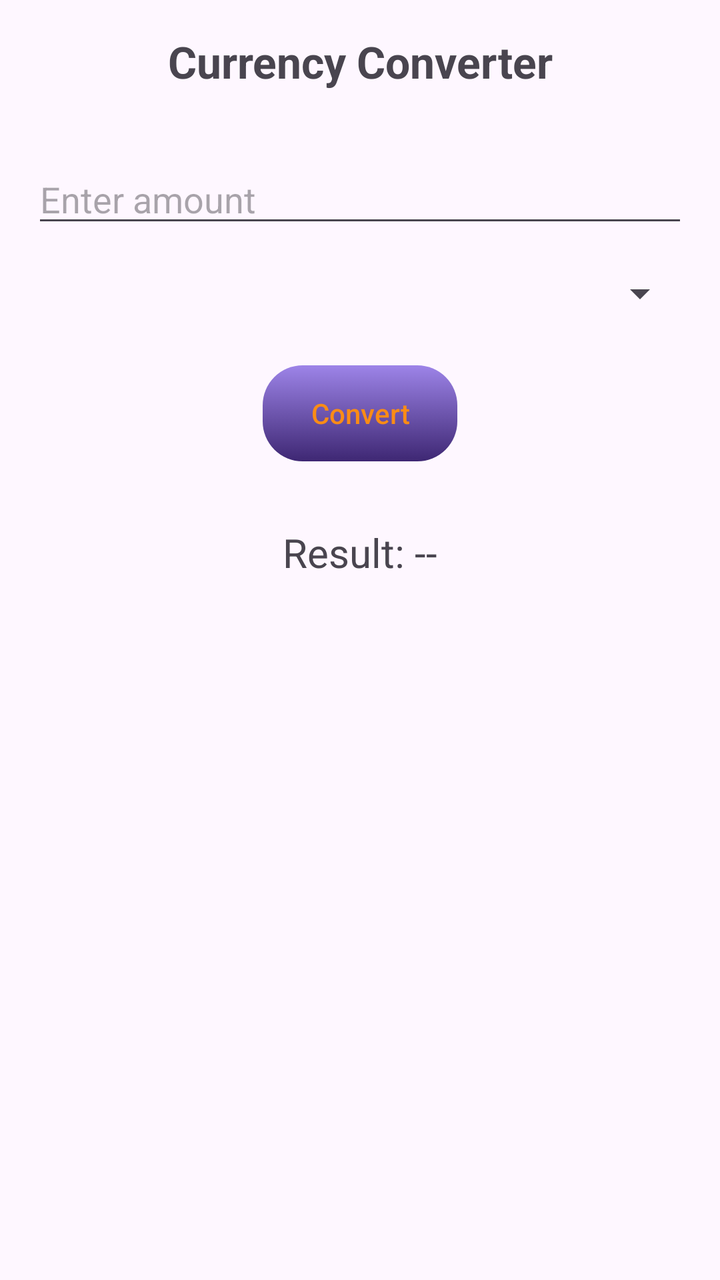
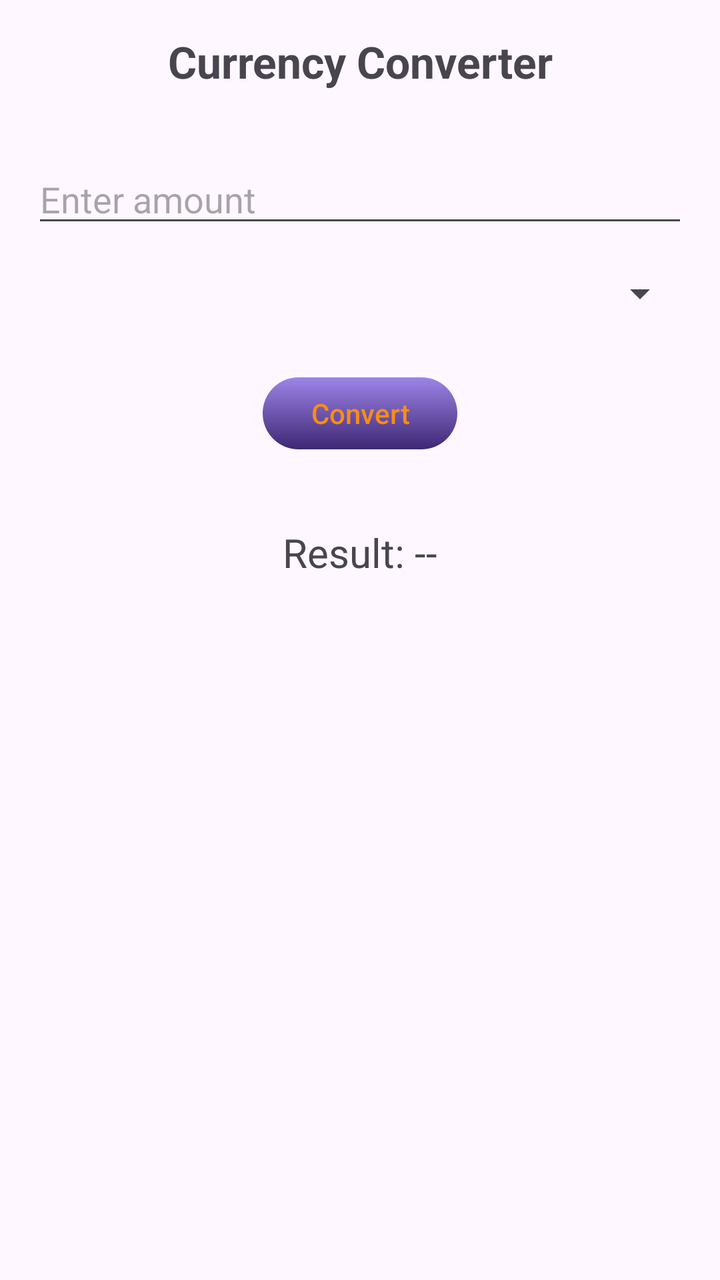

Two renders of the same Android screen: before a commit and after it. Below are the layout's source before the change and the commit's diff.
<!-- AndroidManifest.xml: application theme Theme.MyAssistant -->
<!-- res/layout/fragment_currency.xml -->
<?xml version="1.0" encoding="utf-8"?>
<androidx.constraintlayout.widget.ConstraintLayout xmlns:android="http://schemas.android.com/apk/res/android"
    xmlns:app="http://schemas.android.com/apk/res-auto"
    android:layout_width="match_parent"
    android:layout_height="match_parent"
    android:padding="16dp">

    
    <TextView
        android:id="@+id/currencyTitle"
        android:layout_width="wrap_content"
        android:layout_height="wrap_content"
        android:text="Currency Converter"
        android:textSize="22sp"
        android:textStyle="bold"
        app:layout_constraintEnd_toEndOf="parent"
        app:layout_constraintStart_toStartOf="parent"
        app:layout_constraintTop_toTopOf="parent" />

    
    <EditText
        android:id="@+id/amountInput"
        android:layout_width="0dp"
        android:layout_height="wrap_content"
        android:layout_marginTop="32dp"
        android:hint="Enter amount"
        android:inputType="numberDecimal"
        app:layout_constraintEnd_toEndOf="parent"
        app:layout_constraintStart_toStartOf="parent"
        app:layout_constraintTop_toBottomOf="@+id/currencyTitle" />

    
    <Spinner
        android:id="@+id/currencySpinner"
        android:layout_width="0dp"
        android:layout_height="wrap_content"
        android:layout_marginTop="16dp"
        app:layout_constraintEnd_toEndOf="parent"
        app:layout_constraintStart_toStartOf="parent"
        app:layout_constraintTop_toBottomOf="@+id/amountInput" />

    
    <androidx.appcompat.widget.AppCompatButton
        android:id="@+id/convertButton"
        android:layout_width="wrap_content"
        android:layout_height="wrap_content"
        android:layout_marginTop="24dp"
        android:background="@drawable/button_selector"
        android:paddingStart="24dp"
        android:paddingEnd="24dp"
        android:stateListAnimator="@null"
        android:text="Convert"
        android:textAllCaps="false"
        android:textColor="@color/text_color_btn"
        app:layout_constraintEnd_toEndOf="parent"
        app:layout_constraintStart_toStartOf="parent"
        app:layout_constraintTop_toBottomOf="@+id/currencySpinner" />

    
    <TextView
        android:id="@+id/resultTextView"
        android:layout_width="wrap_content"
        android:layout_height="wrap_content"
        android:layout_marginTop="32dp"
        android:text="Result: --"
        android:textSize="20sp"
        app:layout_constraintEnd_toEndOf="parent"
        app:layout_constraintStart_toStartOf="parent"
        app:layout_constraintTop_toBottomOf="@+id/convertButton" />

</androidx.constraintlayout.widget.ConstraintLayout>
<!-- resources referenced by this layout -->
<resources>
  <color name="text_color_btn">#FA8C16</color>
  <!-- drawable button_selector (drawable) -->
  <?xml version="1.0" encoding="utf-8"?>
  <selector xmlns:android="http://schemas.android.com/apk/res/android">
  
      <item android:state_pressed="true">
          <shape android:shape="rectangle">
              <gradient
                  android:type="linear"
                  android:angle="55"
                  android:startColor="#3E2773"
                  android:endColor="#6E5CA2"/>
              <corners android:radius="20dp" />
          </shape>
      </item>
  
      <item>
          <shape android:shape="rectangle">
              <gradient
                  android:type="linear"
                  android:angle="125"
                  android:startColor="#9D84E8"
                  android:endColor="#3E2773" />
              <corners android:radius="20dp" />
          </shape>
      </item>
  
  </selector>
  <style name="Theme.MyAssistant" parent="Base.Theme.MyAssistant" />
  <style name="Base.Theme.MyAssistant" parent="Theme.Material3.DayNight.NoActionBar">
          
          
      </style>
</resources>

<!-- the commit's change to res/layout/fragment_currency.xml (unified diff, before → after) -->
@@ -5,7 +5,6 @@
     android:layout_height="match_parent"
     android:padding="16dp">
 
-    
     <TextView
         android:id="@+id/currencyTitle"
         android:layout_width="wrap_content"
@@ -17,7 +16,6 @@
         app:layout_constraintStart_toStartOf="parent"
         app:layout_constraintTop_toTopOf="parent" />
 
-    
     <EditText
         android:id="@+id/amountInput"
         android:layout_width="0dp"
@@ -29,7 +27,6 @@
         app:layout_constraintStart_toStartOf="parent"
         app:layout_constraintTop_toBottomOf="@+id/currencyTitle" />
 
-    
     <Spinner
         android:id="@+id/currencySpinner"
         android:layout_width="0dp"
@@ -39,7 +36,6 @@
         app:layout_constraintStart_toStartOf="parent"
         app:layout_constraintTop_toBottomOf="@+id/amountInput" />
 
-    
     <androidx.appcompat.widget.AppCompatButton
         android:id="@+id/convertButton"
         android:layout_width="wrap_content"
@@ -56,7 +52,6 @@
         app:layout_constraintStart_toStartOf="parent"
         app:layout_constraintTop_toBottomOf="@+id/currencySpinner" />
 
-    
     <TextView
         android:id="@+id/resultTextView"
         android:layout_width="wrap_content"
<!-- resource entries referenced after the edit -->
@@ -6,25 +6,39 @@
   <selector xmlns:android="http://schemas.android.com/apk/res/android">
   
       <item android:state_pressed="true">
-          <shape android:shape="rectangle">
-              <gradient
-                  android:type="linear"
-                  android:angle="55"
-                  android:startColor="#3E2773"
-                  android:endColor="#6E5CA2"/>
-              <corners android:radius="20dp" />
-          </shape>
+          <inset
+              android:insetTop="6dp"
+              android:insetBottom="6dp">
+  
+              <shape android:shape="rectangle">
+                  <gradient
+                      android:type="linear"
+                      android:angle="55"
+                      android:startColor="#3E2773"
+                      android:endColor="#6E5CA2"/>
+                  <corners android:radius="20dp" />
+                  <size android:height="36dp" />
+              </shape>
+  
+          </inset>
       </item>
   
       <item>
-          <shape android:shape="rectangle">
-              <gradient
-                  android:type="linear"
-                  android:angle="125"
-                  android:startColor="#9D84E8"
-                  android:endColor="#3E2773" />
-              <corners android:radius="20dp" />
-          </shape>
+          <inset
+              android:insetTop="6dp"
+              android:insetBottom="6dp">
+  
+              <shape android:shape="rectangle">
+                  <gradient
+                      android:type="linear"
+                      android:angle="125"
+                      android:startColor="#9D84E8"
+                      android:endColor="#3E2773" />
+                  <corners android:radius="20dp" />
+                  <size android:height="16dp" />
+              </shape>
+  
+          </inset>
       </item>
   
   </selector>
